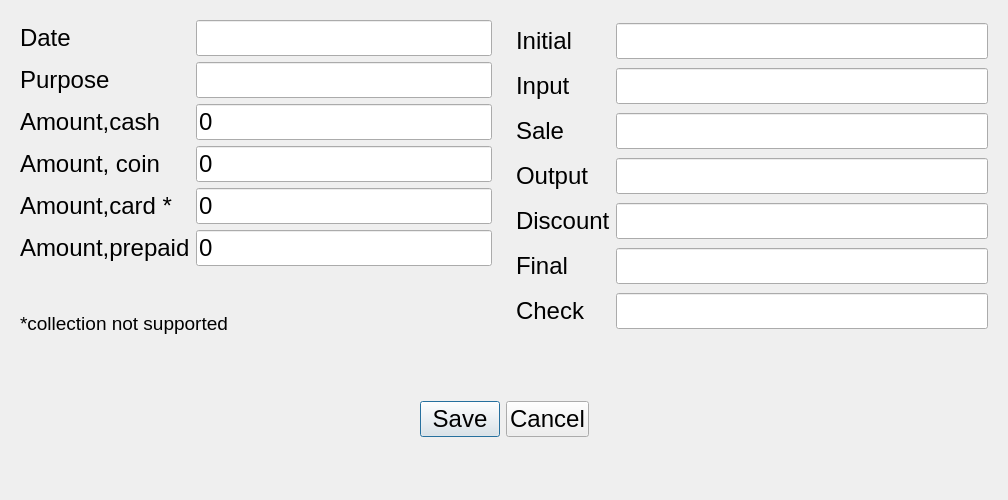
This is Shop/cashcollection.ui in End1-1/Cafe5 as Qt 5 draws it before an edit. The edited form follows.
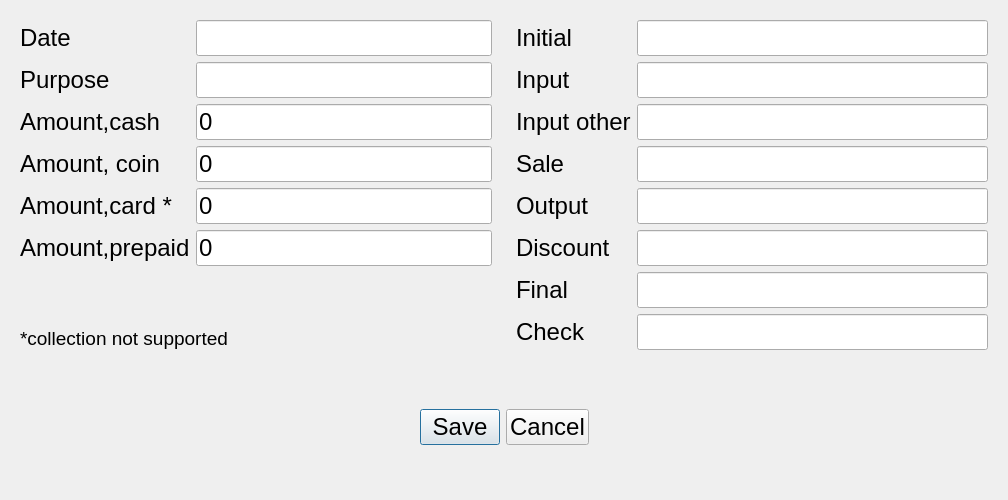
This is the edited form. Custom widgets are drawn as their Qt base class.

```diff
--- a/Shop/cashcollection.ui
+++ b/Shop/cashcollection.ui
@@ -34,88 +34,53 @@
       </size>
      </property>
      <layout class="QGridLayout" name="gridLayout_2">
-      <item row="6" column="1">
+      <item row="1" column="1">
+       <widget class="C5LineEdit" name="leRInput">
+        <property name="readOnly">
+         <bool>true</bool>
+        </property>
+       </widget>
+      </item>
+      <item row="7" column="0">
+       <widget class="QLabel" name="label_13">
+        <property name="text">
+         <string>Check</string>
+        </property>
+       </widget>
+      </item>
+      <item row="7" column="1">
        <widget class="C5LineEdit" name="leRCheck"/>
       </item>
-      <item row="2" column="1">
+      <item row="3" column="1">
        <widget class="C5LineEdit" name="leRSale">
         <property name="readOnly">
          <bool>true</bool>
         </property>
        </widget>
       </item>
-      <item row="5" column="1">
-       <widget class="C5LineEdit" name="leRFinal">
-        <property name="readOnly">
-         <bool>true</bool>
-        </property>
-       </widget>
-      </item>
-      <item row="5" column="0">
+      <item row="6" column="0">
        <widget class="QLabel" name="label_12">
         <property name="text">
          <string>Final</string>
         </property>
        </widget>
       </item>
-      <item row="0" column="0">
-       <widget class="QLabel" name="label_7">
-        <property name="text">
-         <string>Initial</string>
-        </property>
-       </widget>
-      </item>
-      <item row="0" column="1">
-       <widget class="C5LineEdit" name="leRInit">
-        <property name="readOnly">
-         <bool>true</bool>
-        </property>
-       </widget>
-      </item>
-      <item row="3" column="1">
-       <widget class="C5LineEdit" name="leROut">
-        <property name="readOnly">
-         <bool>true</bool>
-        </property>
-       </widget>
-      </item>
-      <item row="3" column="0">
-       <widget class="QLabel" name="label_10">
-        <property name="text">
-         <string>Output</string>
-        </property>
-       </widget>
-      </item>
-      <item row="2" column="0">
-       <widget class="QLabel" name="label_9">
-        <property name="text">
-         <string>Sale</string>
-        </property>
-       </widget>
-      </item>
-      <item row="6" column="0">
-       <widget class="QLabel" name="label_13">
-        <property name="text">
-         <string>Check</string>
-        </property>
-       </widget>
-      </item>
-      <item row="4" column="0">
+      <item row="5" column="0">
        <widget class="QLabel" name="label_11">
         <property name="text">
          <string>Discount</string>
         </property>
        </widget>
       </item>
-      <item row="4" column="1">
+      <item row="5" column="1">
        <widget class="C5LineEdit" name="leRDiscount">
         <property name="readOnly">
          <bool>true</bool>
         </property>
        </widget>
       </item>
-      <item row="1" column="1">
-       <widget class="C5LineEdit" name="leRInput">
+      <item row="6" column="1">
+       <widget class="C5LineEdit" name="leRFinal">
         <property name="readOnly">
          <bool>true</bool>
         </property>
@@ -128,6 +93,55 @@
         </property>
        </widget>
       </item>
+      <item row="4" column="1">
+       <widget class="C5LineEdit" name="leROut">
+        <property name="readOnly">
+         <bool>true</bool>
+        </property>
+       </widget>
+      </item>
+      <item row="4" column="0">
+       <widget class="QLabel" name="label_10">
+        <property name="text">
+         <string>Output</string>
+        </property>
+       </widget>
+      </item>
+      <item row="3" column="0">
+       <widget class="QLabel" name="label_9">
+        <property name="text">
+         <string>Sale</string>
+        </property>
+       </widget>
+      </item>
+      <item row="0" column="1">
+       <widget class="C5LineEdit" name="leRInit">
+        <property name="readOnly">
+         <bool>true</bool>
+        </property>
+       </widget>
+      </item>
+      <item row="0" column="0">
+       <widget class="QLabel" name="label_7">
+        <property name="text">
+         <string>Initial</string>
+        </property>
+       </widget>
+      </item>
+      <item row="2" column="0">
+       <widget class="QLabel" name="label_14">
+        <property name="text">
+         <string>Input other</string>
+        </property>
+       </widget>
+      </item>
+      <item row="2" column="1">
+       <widget class="C5LineEdit" name="leInputOther">
+        <property name="readOnly">
+         <bool>true</bool>
+        </property>
+       </widget>
+      </item>
      </layout>
     </widget>
    </item>
```
